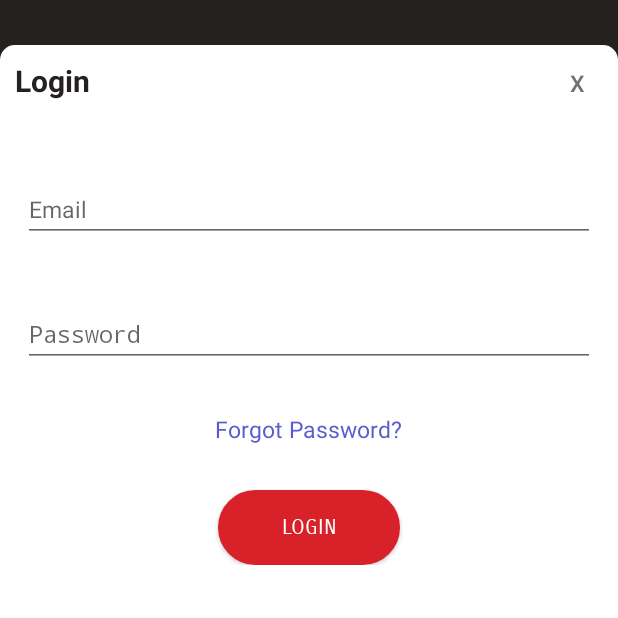
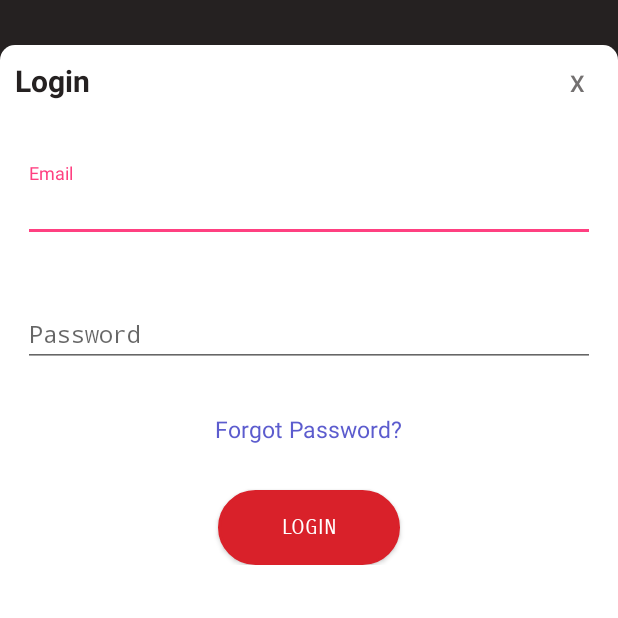
Before and after one commit to aditya9839/NearbyDoctors, an Android app: the screen it shows after launch (LoginSignUpPage), after a tap on "Login", on a phone screen of 412 x 824 dp, the top half of it. Run offline under Robolectric (Android 15) with nearby library versions, the phone set to English and light mode, and no system bars.

Commit message:
hacks2018

```diff
--- a/sih2018/GIT Important stuffs/GoXP.care2/app/src/main/java/com/example/acer/goxpcare/CommonMethords.java
+++ b/sih2018/GIT Important stuffs/GoXP.care2/app/src/main/java/com/example/acer/goxpcare/CommonMethords.java
@@ -5,4 +5,7 @@ package com.example.acer.goxpcare;
  */
 
 public class CommonMethords {
+    public static void closeButton(){
+
+    }
 }
--- a/sih2018/GIT Important stuffs/GoXP.care2/app/src/main/java/com/example/acer/goxpcare/Login.java
+++ b/sih2018/GIT Important stuffs/GoXP.care2/app/src/main/java/com/example/acer/goxpcare/Login.java
@@ -1,27 +1,56 @@
 package com.example.acer.goxpcare;
 
+import android.content.Context;
 import android.os.Bundle;
+import android.support.design.widget.TextInputEditText;
+import android.support.v4.app.DialogFragment;
 import android.support.v4.app.Fragment;
+import android.text.method.KeyListener;
+import android.util.Log;
 import android.view.LayoutInflater;
 import android.view.View;
 import android.view.ViewGroup;
+import android.view.WindowManager;
+import android.view.inputmethod.InputMethodManager;
+import android.widget.Button;
+import android.widget.EditText;
 
 public class Login extends Fragment {
 
+    Button mclose;
+    TextInputEditText eloginemail5;
+
+    View inflatedView = null;
+    KeyListener originalKeyListener;
 
     public Login() {
 
 
     }
+
+    @Override
+    public void onResume() {
+        super.onResume();
+        eloginemail5 = inflatedView.findViewById(R.id.loginemail5);
+//        eloginemail5.setKeyListener(originalKeyListener);
+        eloginemail5.requestFocus();
+        eloginemail5.setFocusableInTouchMode(true);
+
+        InputMethodManager imm = (InputMethodManager) getContext().getSystemService(Context.INPUT_METHOD_SERVICE);
+        imm.showSoftInput(eloginemail5, InputMethodManager.SHOW_IMPLICIT);
+    }
+
     @Override
     public View onCreateView(LayoutInflater inflater, ViewGroup container,
                              Bundle savedInstanceState) {
         // Inflate the layout for this fragment
+        View view = inflater.inflate(R.layout.fragment_login, container, false);
 
-        return inflater.inflate(R.layout.fragment_login, container, false);
+        this.inflatedView = view;
+        mclose = inflatedView.findViewById(R.id.closebutton);
+
+        return view;
 
     }
 
-
-
 }
--- a/sih2018/GIT Important stuffs/GoXP.care2/app/src/main/java/com/example/acer/goxpcare/LoginSignUpPage.java
+++ b/sih2018/GIT Important stuffs/GoXP.care2/app/src/main/java/com/example/acer/goxpcare/LoginSignUpPage.java
@@ -4,11 +4,13 @@ package com.example.acer.goxpcare;
 import android.app.FragmentManager;
 import android.app.FragmentTransaction;
 import android.os.Bundle;
+import android.support.design.widget.TextInputEditText;
 import android.support.v4.app.FragmentActivity;
 import android.support.v7.app.AppCompatActivity;
 import android.util.Log;
 import android.view.View;
 import android.widget.Button;
+import android.widget.EditText;
 
 public class LoginSignUpPage extends FragmentActivity {
 
@@ -23,7 +25,6 @@ public class LoginSignUpPage extends FragmentActivity {
     protected void onCreate(Bundle savedInstanceState) {
         super.onCreate(savedInstanceState);
         setContentView(R.layout.activity_login_sign_up_page);
-
 
         fragmentManager = getSupportFragmentManager();
 
@@ -40,6 +41,7 @@ public class LoginSignUpPage extends FragmentActivity {
                 transaction.setCustomAnimations(R.anim.enter, R.anim.exit, R.anim.pop_enter, R.anim.pop_exit);
 //                use addToBackStack to go
                 transaction.replace(R.id.loginn, login).addToBackStack(null).commit();
+
             }
         });
 
@@ -52,6 +54,7 @@ public class LoginSignUpPage extends FragmentActivity {
 
                 transaction.setCustomAnimations(R.anim.enter, R.anim.exit, R.anim.pop_enter, R.anim.pop_exit);
                 transaction.replace(R.id.loginn, signUpp).addToBackStack(null).commit();
+
             }
         });
     }
--- a/sih2018/GIT Important stuffs/GoXP.care2/app/src/main/res/anim/pop_enter.xml
+++ b/sih2018/GIT Important stuffs/GoXP.care2/app/src/main/res/anim/pop_enter.xml
@@ -3,5 +3,5 @@
         android:fromYDelta="-100%"
         android:toYDelta="0"
         android:interpolator="@android:anim/decelerate_interpolator"
-        android:duration="@android:integer/config_mediumAnimTime"/>
+        android:duration="@android:integer/config_longAnimTime"/>
 </set>
--- a/sih2018/GIT Important stuffs/GoXP.care2/app/src/main/res/anim/pop_exit.xml
+++ b/sih2018/GIT Important stuffs/GoXP.care2/app/src/main/res/anim/pop_exit.xml
@@ -4,5 +4,5 @@
         android:fromYDelta="0"
         android:toYDelta="100%"
         android:interpolator="@android:anim/accelerate_interpolator"
-        android:duration="@android:integer/config_mediumAnimTime"/>
+        android:duration="@android:integer/config_longAnimTime"/>
 </set>
--- a/sih2018/GIT Important stuffs/GoXP.care2/app/src/main/res/layout/fragment_login.xml
+++ b/sih2018/GIT Important stuffs/GoXP.care2/app/src/main/res/layout/fragment_login.xml
@@ -51,20 +51,22 @@
 
 
                 <android.support.design.widget.TextInputLayout
-                    android:id="@+id/input_layout_name"
+                    android:id="@+id/hvhjj"
                     android:layout_width="match_parent"
                     android:layout_height="wrap_content"
                     android:layout_marginTop="15dp"
                     android:padding="15dp"
                     android:paddingBottom="20dp">
 
-                    <EditText
-                        android:id="@+id/Email"
+                    <android.support.design.widget.TextInputEditText
+                        android:id="@+id/loginemail5"
                         android:textSize="15dp"
                         android:layout_width="match_parent"
                         android:layout_height="wrap_content"
                         android:hint="Email"
-                        android:inputType="textEmailAddress" />
+                        android:inputType="textEmailAddress">
+                    </android.support.design.widget.TextInputEditText>
+
                 </android.support.design.widget.TextInputLayout>
 
                 <android.support.design.widget.TextInputLayout
--- a/sih2018/GIT Important stuffs/GoXP.care2/app/src/main/res/layout/fragment_sign_upp.xml
+++ b/sih2018/GIT Important stuffs/GoXP.care2/app/src/main/res/layout/fragment_sign_upp.xml
@@ -58,7 +58,7 @@
                     android:paddingBottom="20dp">
 
                     <EditText
-                        android:id="@+id/fullname"
+                        android:id="@+id/signupfullname"
                         android:textSize="15dp"
                         android:layout_width="match_parent"
                         android:layout_height="wrap_content"
@@ -128,7 +128,7 @@
                     android:layout_height="50dp"
                     android:layout_gravity="center"
                     android:layout_marginTop="30dp"
-                    android:text="Login"
+                    android:text="Sign Up"
                     android:textColor="@color/white"
                     android:fontFamily="sans-serif-smallcaps"
                     android:background="@drawable/loginfragmentbutton"/>
```
